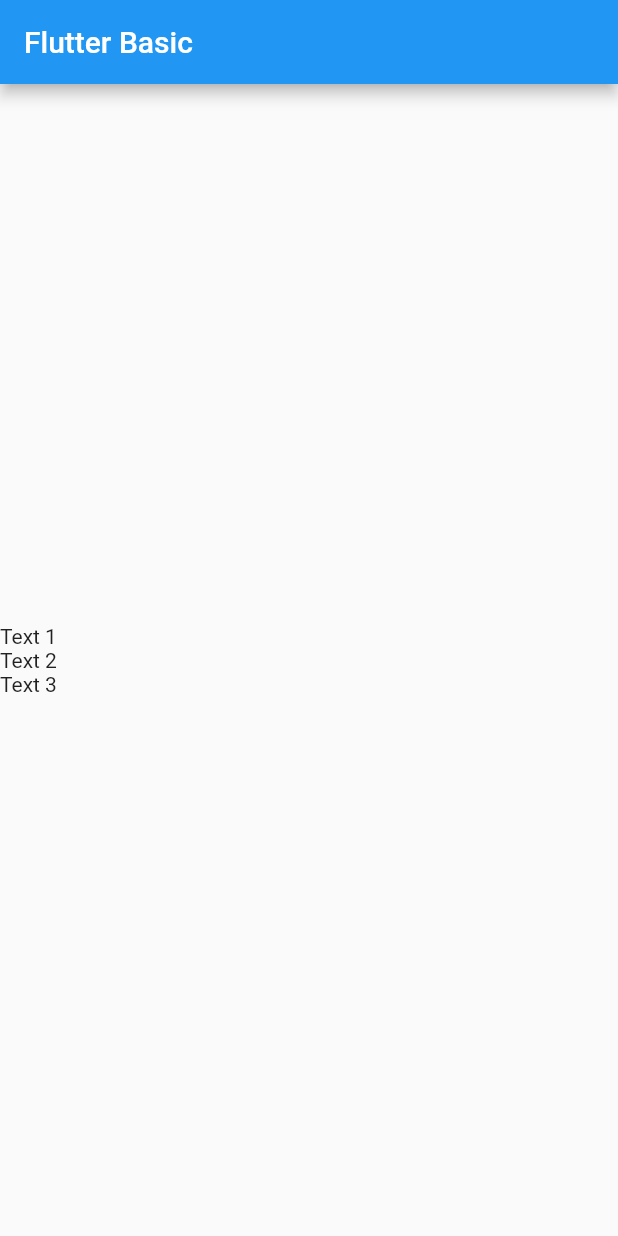
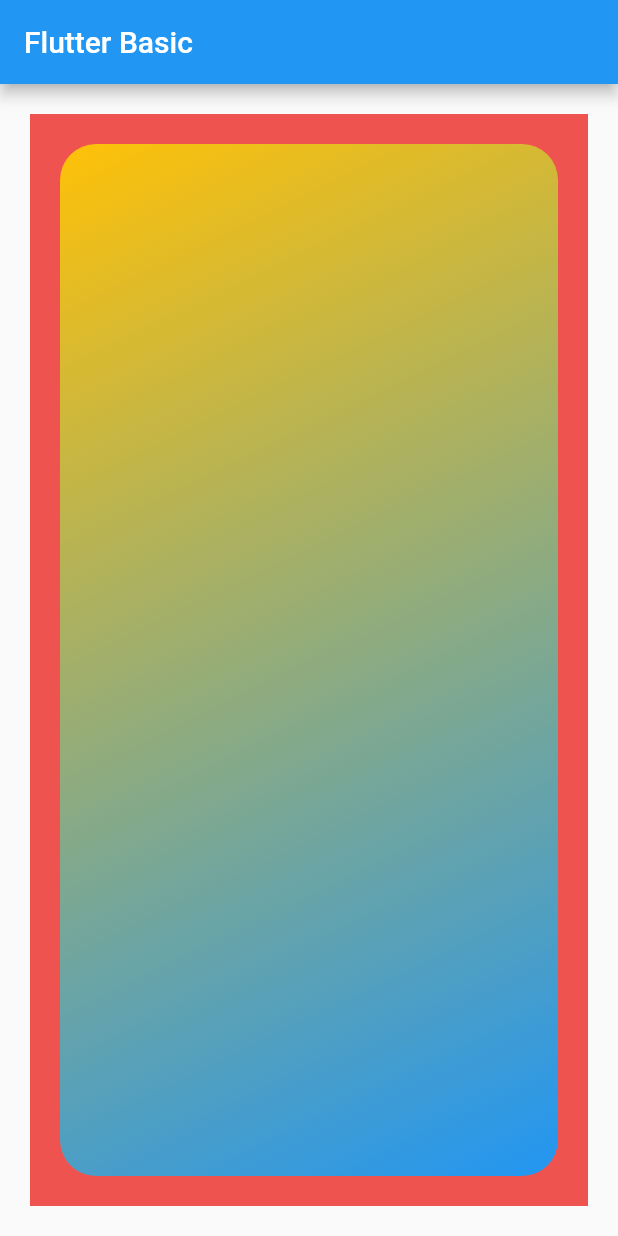
Before and after one commit to dikki-ap/flutter_basic, a Flutter app: the screen it shows after launch, on a phone screen of 412 x 824 dp. Run offline on Flutter 3.47's test engine with Material 2 defaults, Android fonts, the phone set to English and light mode, and no system bars.

Commit message:
6 - Container

```diff
--- a/lib/main.dart
+++ b/lib/main.dart
@@ -14,15 +14,18 @@ class MyApp extends StatelessWidget {
           appBar: AppBar(
             title: const Text('Flutter Basic'),
           ),
-          body: Column(
-            mainAxisAlignment: MainAxisAlignment.center,
-            children: const [
-              Text('Text 1'),
-              SizedBox(width: 8.0,),
-              Text('Text 2'),
-              SizedBox(width: 8.0,),
-              Text('Text 3'),
-            ],
+          body: Container(
+            color: Colors.red[400],
+            margin: const EdgeInsets.all(20), // For distance from outside Widget
+            padding: const EdgeInsets.all(20), // For distance from Inside Widget
+            child: Container(
+              decoration: BoxDecoration(
+                  borderRadius: BorderRadius.circular(24),
+                  gradient: const LinearGradient(
+                      begin: Alignment.topLeft,
+                      end: Alignment.bottomRight,
+                      colors: [Colors.amber, Colors.blue])),
+            ),
           )),
     );
   }
```
